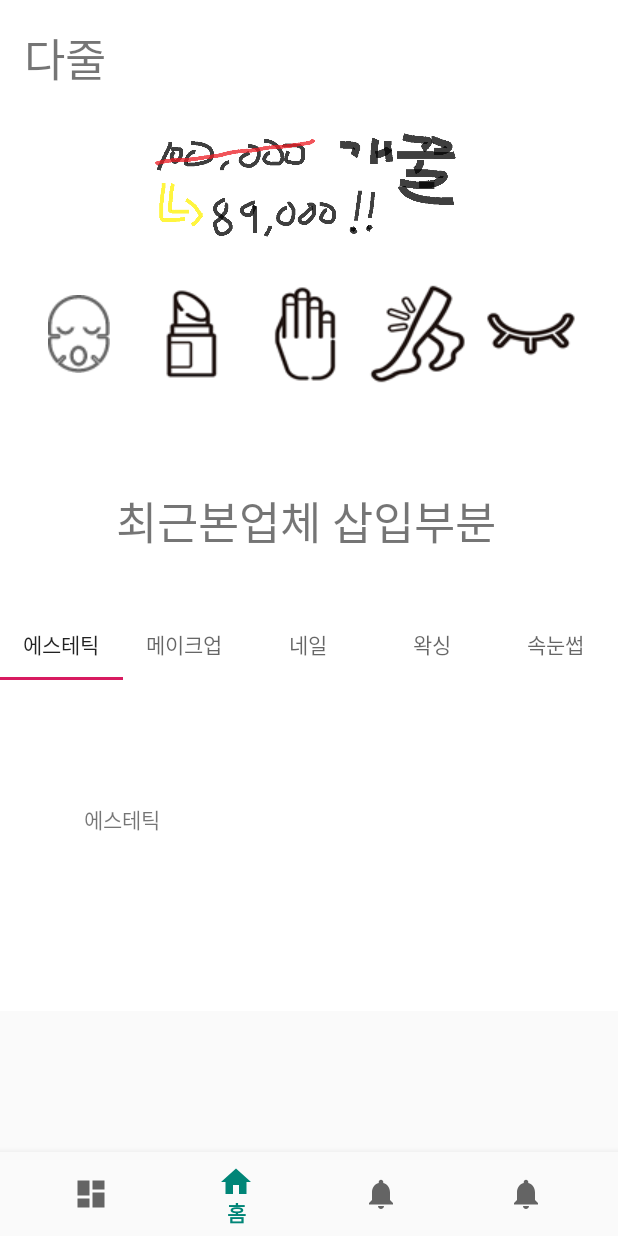
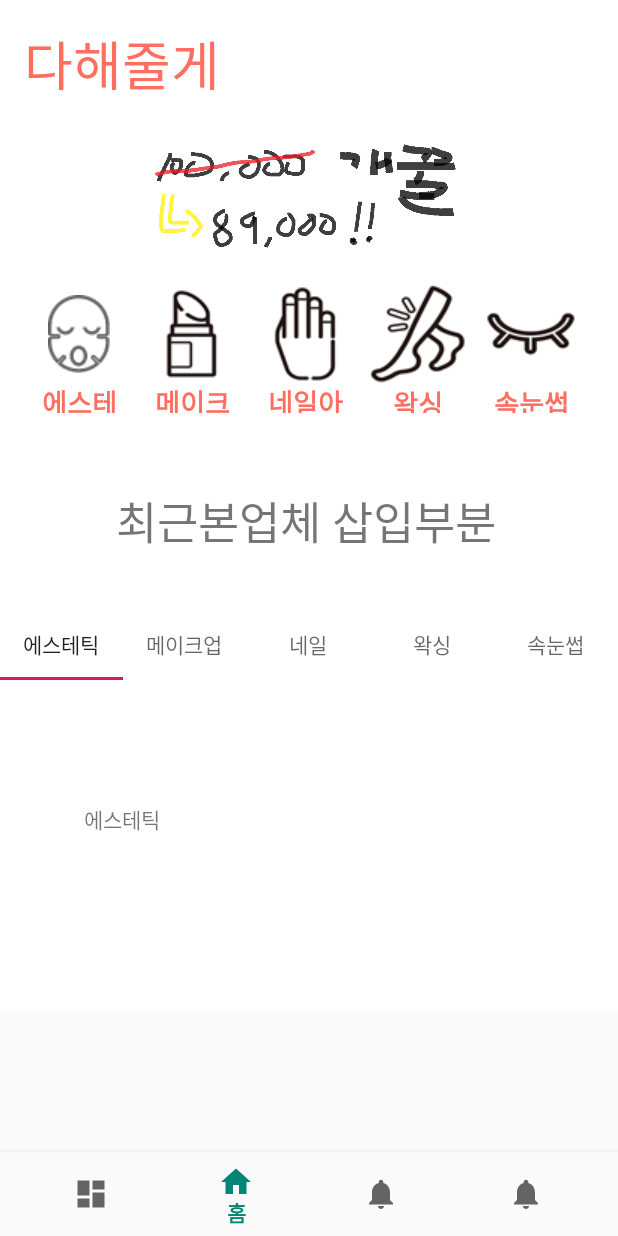
Before and after one commit to ogh96420/ver1, an Android app: the screen it shows after launch (MainActivity), on a phone screen of 412 x 824 dp. Run offline under Robolectric (Android 15) with nearby library versions, the phone set to English and light mode, and no system bars; our stand-ins replace navigation-ui.

Commit message:
광복절특사

```diff
--- a/app/src/main/java/com/example/ver1/ui/home/Shop/CustomAdapter.java
+++ b/app/src/main/java/com/example/ver1/ui/home/Shop/CustomAdapter.java
@@ -44,7 +44,7 @@ public class CustomAdapter extends RecyclerView.Adapter<CustomAdapter.CustomView
                 .load(arrayList.get(position).getProfile())
                 .into(holder.iv_profile);
         holder.tv_id.setText(arrayList.get(position).getId());
-        holder.tv_pw.setText(String.valueOf(arrayList.get(position).getPw()));
+        holder.tv_pw.setText(arrayList.get(position).getPw());
         holder.tv_userName.setText(arrayList.get(position).getUserName());
 
         holder.itemView.setOnClickListener(new View.OnClickListener() {
--- a/app/src/main/java/com/example/ver1/ui/home/Shop/User.java
+++ b/app/src/main/java/com/example/ver1/ui/home/Shop/User.java
@@ -3,7 +3,7 @@ package com.example.ver1.ui.home.Shop;
 public class User {
     private String profile;
     private String id;
-    private int pw;
+    private String pw;
     private String userName;
 
     public User(){}
@@ -24,11 +24,11 @@ public class User {
         this.id = id;
     }
 
-    public int getPw() {
+    public String getPw() {
         return pw;
     }
 
-    public void setPw(int pw) {
+    public void setPw(String pw) {
         this.pw = pw;
     }
 
--- a/app/src/main/res/layout/activity_shopinfo.xml
+++ b/app/src/main/res/layout/activity_shopinfo.xml
@@ -86,7 +86,7 @@
 
             <ImageView
                 android:id="@+id/imageView3"
-                android:layout_width="409dp"
+                android:layout_width="410dp"
                 android:layout_height="205dp"
                 app:layout_constraintStart_toStartOf="parent"
                 app:layout_constraintTop_toTopOf="parent"
--- a/app/src/main/res/layout/fragment_home.xml
+++ b/app/src/main/res/layout/fragment_home.xml
@@ -27,9 +27,10 @@
                 android:layout_height="wrap_content"
                 android:layout_marginStart="16dp"
                 android:layout_marginTop="16dp"
-                android:text="다줄"
-                android:textAlignment="center"
-                android:textSize="30sp"
+                android:text="다해줄게"
+                android:textSize="35sp"
+                android:textColor="#ff6f61"
+                android:fontFamily="@font/bazzi"
                 app:layout_constraintStart_toStartOf="parent"
                 app:layout_constraintTop_toTopOf="parent" />
 
@@ -156,8 +157,8 @@
                     app:layout_constraintStart_toStartOf="parent"
                     app:layout_constraintTop_toTopOf="parent"
                     app:layout_constraintVertical_bias="1.0">
+                </androidx.viewpager.widget.ViewPager>
 
-                </androidx.viewpager.widget.ViewPager>
             </androidx.constraintlayout.widget.ConstraintLayout>
 
             <TextView
@@ -171,6 +172,76 @@
                 app:layout_constraintStart_toStartOf="parent"
                 app:layout_constraintTop_toBottomOf="@+id/btn_wax" />
 
+            <TextView
+                android:id="@+id/textView14"
+                android:layout_width="65dp"
+                android:layout_height="20dp"
+                android:layout_marginStart="20dp"
+                android:fontFamily="@font/bazzi"
+                android:gravity="center"
+                android:text="에스테틱"
+                android:textColor="#ff6f61"
+                android:textSize="18sp"
+                android:textStyle="bold"
+                app:layout_constraintStart_toStartOf="parent"
+                app:layout_constraintTop_toBottomOf="@+id/btn_ast" />
+
+            <TextView
+                android:id="@+id/textView16"
+                android:layout_width="65dp"
+                android:layout_height="20dp"
+                android:layout_marginStart="10dp"
+                android:fontFamily="@font/bazzi"
+                android:gravity="center"
+                android:text="메이크업"
+                android:textColor="#ff6f61"
+                android:textSize="18sp"
+                android:textStyle="bold"
+                app:layout_constraintStart_toEndOf="@+id/textView14"
+                app:layout_constraintTop_toBottomOf="@+id/btn_half" />
+
+            <TextView
+                android:id="@+id/textView17"
+                android:layout_width="65dp"
+                android:layout_height="20dp"
+                android:layout_marginStart="10dp"
+                android:fontFamily="@font/bazzi"
+                android:gravity="center"
+                android:text="네일아트"
+                android:textColor="#ff6f61"
+                android:textSize="18sp"
+                android:textStyle="bold"
+                app:layout_constraintStart_toEndOf="@+id/textView16"
+                app:layout_constraintTop_toBottomOf="@+id/btn_nail" />
+
+            <TextView
+                android:id="@+id/textView18"
+                android:layout_width="65dp"
+                android:layout_height="20dp"
+                android:layout_marginStart="10dp"
+                android:fontFamily="@font/bazzi"
+                android:gravity="center"
+                android:text="왁싱"
+                android:textColor="#ff6f61"
+                android:textSize="18sp"
+                android:textStyle="bold"
+                app:layout_constraintStart_toEndOf="@+id/textView17"
+                app:layout_constraintTop_toBottomOf="@+id/btn_wax" />
+
+            <TextView
+                android:id="@+id/textView19"
+                android:layout_width="65dp"
+                android:layout_height="20dp"
+                android:layout_marginStart="10dp"
+                android:fontFamily="@font/bazzi"
+                android:gravity="center"
+                android:text="속눈썹"
+                android:textColor="#ff6f61"
+                android:textSize="18sp"
+                android:textStyle="bold"
+                app:layout_constraintStart_toEndOf="@+id/textView18"
+                app:layout_constraintTop_toBottomOf="@+id/btn_in" />
+
         </androidx.constraintlayout.widget.ConstraintLayout>
     </ScrollView>
 
--- a/app/src/main/res/layout/list_item.xml
+++ b/app/src/main/res/layout/list_item.xml
@@ -12,7 +12,8 @@
     <LinearLayout
         android:layout_width="180dp"
         android:layout_height="180dp"
-        android:orientation="horizontal">
+        android:orientation="horizontal"
+        android:background="@drawable/layout_round">
 
         <ImageView
             android:id="@+id/iv_profile"
```
